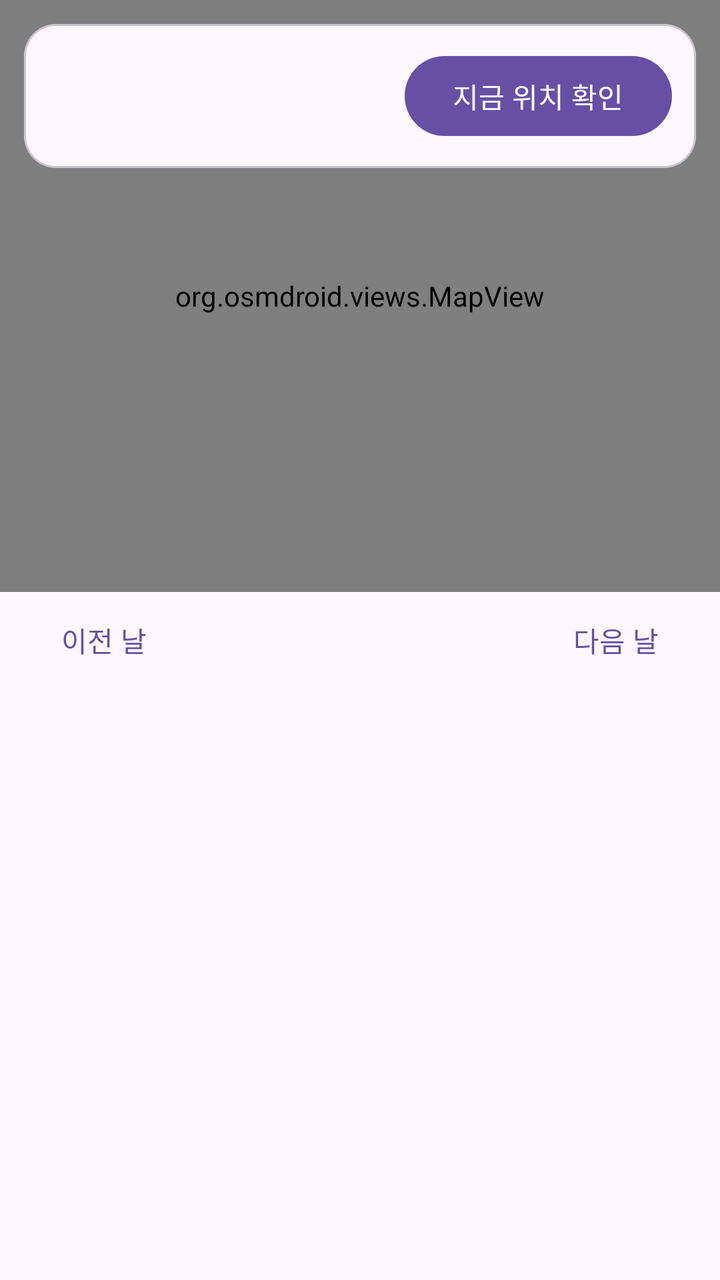
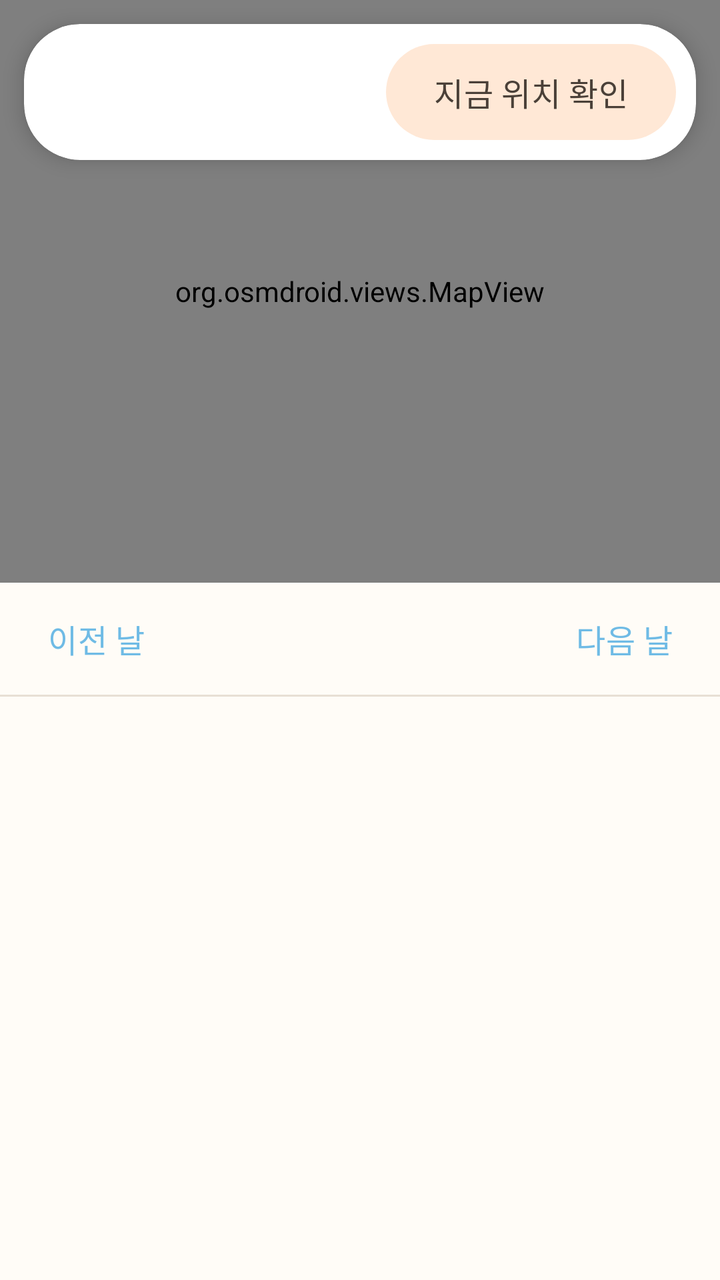

Compare the two renders of this Android layout. The source of the first and the diff that turns it into the second are given below.
<!-- AndroidManifest.xml: application theme Theme.KidCare -->
<!-- res/layout/fragment_map_timeline.xml -->
<?xml version="1.0" encoding="utf-8"?>
<LinearLayout xmlns:android="http://schemas.android.com/apk/res/android"
    xmlns:app="http://schemas.android.com/apk/res-auto"
    android:layout_width="match_parent"
    android:layout_height="match_parent"
    android:orientation="vertical">

    <FrameLayout
        android:layout_width="match_parent"
        android:layout_height="0dp"
        android:layout_weight="1">

        <org.osmdroid.views.MapView
            android:id="@+id/map_view"
            android:layout_width="match_parent"
            android:layout_height="match_parent" />

        
        <com.google.android.material.card.MaterialCardView
            android:id="@+id/status_card"
            android:layout_width="match_parent"
            android:layout_height="wrap_content"
            android:layout_gravity="top"
            android:layout_margin="12dp"
            app:cardCornerRadius="16dp">

            
            <LinearLayout
                android:layout_width="match_parent"
                android:layout_height="wrap_content"
                android:baselineAligned="false"
                android:gravity="center_vertical"
                android:orientation="horizontal"
                android:padding="12dp">

                <TextView
                    android:id="@+id/status_bar"
                    android:layout_width="0dp"
                    android:layout_height="wrap_content"
                    android:layout_weight="1"
                    android:textAppearance="?attr/textAppearanceBodyMedium" />

                <ProgressBar
                    android:id="@+id/locate_progress"
                    style="?android:attr/progressBarStyleSmall"
                    android:layout_width="20dp"
                    android:layout_height="20dp"
                    android:layout_marginEnd="8dp"
                    android:visibility="gone" />

                <com.google.android.material.button.MaterialButton
                    android:id="@+id/locate_button"
                    android:layout_width="wrap_content"
                    android:layout_height="wrap_content"
                    android:text="@string/map_locate_now" />
            </LinearLayout>
        </com.google.android.material.card.MaterialCardView>
    </FrameLayout>

    <LinearLayout
        android:layout_width="match_parent"
        android:layout_height="wrap_content"
        android:orientation="horizontal"
        android:gravity="center_vertical"
        android:paddingHorizontal="8dp">

        <com.google.android.material.button.MaterialButton
            android:id="@+id/prev_day_button"
            style="@style/Widget.Material3.Button.TextButton"
            android:layout_width="wrap_content"
            android:layout_height="wrap_content"
            android:text="@string/day_prev" />

        <TextView
            android:id="@+id/day_header"
            android:layout_width="0dp"
            android:layout_height="wrap_content"
            android:layout_weight="1"
            android:gravity="center"
            android:textAppearance="?attr/textAppearanceTitleMedium" />

        <com.google.android.material.button.MaterialButton
            android:id="@+id/next_day_button"
            style="@style/Widget.Material3.Button.TextButton"
            android:layout_width="wrap_content"
            android:layout_height="wrap_content"
            android:text="@string/day_next" />
    </LinearLayout>

    <FrameLayout
        android:layout_width="match_parent"
        android:layout_height="0dp"
        android:layout_weight="1">

        <androidx.recyclerview.widget.RecyclerView
            android:id="@+id/timeline_list"
            android:layout_width="match_parent"
            android:layout_height="match_parent"
            android:clipToPadding="false"
            android:paddingBottom="8dp" />

        <TextView
            android:id="@+id/timeline_empty"
            android:layout_width="match_parent"
            android:layout_height="match_parent"
            android:gravity="center"
            android:text="@string/timeline_empty"
            android:textAppearance="?attr/textAppearanceBodyMedium"
            android:visibility="gone" />
    </FrameLayout>
</LinearLayout>
<!-- resources referenced by this layout -->
<resources>
  <style name="Theme.KidCare" parent="Theme.Material3.DayNight.NoActionBar">
          <item name="android:statusBarColor" tools:targetApi="l">?attr/colorSurface</item>
      </style>
  <!-- unchanged entries left out for length: 4 -->
</resources>

<!-- the commit's change to res/layout/fragment_map_timeline.xml (unified diff, before → after) -->
@@ -22,7 +22,9 @@
             android:layout_height="wrap_content"
             android:layout_gravity="top"
             android:layout_margin="12dp"
-            app:cardCornerRadius="16dp">
+            app:cardElevation="6dp"
+            app:shapeAppearance="@style/ShapeAppearance.KidCare.Large"
+            app:strokeWidth="0dp">
 
             
             <LinearLayout
@@ -31,7 +33,9 @@
                 android:baselineAligned="false"
                 android:gravity="center_vertical"
                 android:orientation="horizontal"
-                android:padding="12dp">
+                android:paddingStart="16dp"
+                android:paddingEnd="10dp"
+                android:paddingVertical="10dp">
 
                 <TextView
                     android:id="@+id/status_bar"
@@ -48,25 +52,33 @@
                     android:layout_marginEnd="8dp"
                     android:visibility="gone" />
 
+                
                 <com.google.android.material.button.MaterialButton
                     android:id="@+id/locate_button"
+                    style="@style/Widget.KidCare.Button.Tonal"
                     android:layout_width="wrap_content"
                     android:layout_height="wrap_content"
+                    android:insetTop="0dp"
+                    android:insetBottom="0dp"
+                    android:minHeight="48dp"
                     android:text="@string/map_locate_now" />
             </LinearLayout>
         </com.google.android.material.card.MaterialCardView>
     </FrameLayout>
 
+    
     <LinearLayout
         android:layout_width="match_parent"
         android:layout_height="wrap_content"
+        android:background="?attr/colorSurface"
         android:orientation="horizontal"
         android:gravity="center_vertical"
-        android:paddingHorizontal="8dp">
+        android:paddingHorizontal="4dp"
+        android:paddingVertical="4dp">
 
         <com.google.android.material.button.MaterialButton
             android:id="@+id/prev_day_button"
-            style="@style/Widget.Material3.Button.TextButton"
+            style="@style/Widget.KidCare.Button.Text"
             android:layout_width="wrap_content"
             android:layout_height="wrap_content"
             android:text="@string/day_prev" />
@@ -81,11 +93,16 @@
 
         <com.google.android.material.button.MaterialButton
             android:id="@+id/next_day_button"
-            style="@style/Widget.Material3.Button.TextButton"
+            style="@style/Widget.KidCare.Button.Text"
             android:layout_width="wrap_content"
             android:layout_height="wrap_content"
             android:text="@string/day_next" />
     </LinearLayout>
+
+    <View
+        android:layout_width="match_parent"
+        android:layout_height="1dp"
+        android:background="?attr/colorOutlineVariant" />
 
     <FrameLayout
         android:layout_width="match_parent"
@@ -104,8 +121,10 @@
             android:layout_width="match_parent"
             android:layout_height="match_parent"
             android:gravity="center"
+            android:padding="24dp"
             android:text="@string/timeline_empty"
             android:textAppearance="?attr/textAppearanceBodyMedium"
+            android:textColor="?attr/colorOnSurfaceVariant"
             android:visibility="gone" />
     </FrameLayout>
 </LinearLayout>
<!-- resource entries referenced after the edit -->
@@ -1,7 +1,249 @@
 <!-- resources referenced by this layout -->
 <resources>
+  <style parent="" name="ShapeAppearance.KidCare.Large">
+          <item name="cornerFamily">rounded</item>
+          <item name="cornerSize">28dp</item>
+      </style>
+  <style name="Widget.KidCare.Button.Text" parent="Widget.Material3.Button.TextButton">
+          <item name="shapeAppearance">@style/ShapeAppearance.KidCare.Pill</item>
+          <item name="android:textAllCaps">false</item>
+      </style>
+  <style name="Widget.KidCare.Button.Tonal" parent="Widget.Material3.Button.TonalButton">
+          <item name="shapeAppearance">@style/ShapeAppearance.KidCare.Pill</item>
+          <item name="android:textAllCaps">false</item>
+      </style>
   <style name="Theme.KidCare" parent="Theme.Material3.DayNight.NoActionBar">
-          <item name="android:statusBarColor" tools:targetApi="l">?attr/colorSurface</item>
+  
+          
+          <item name="colorPrimary">@color/sky</item>
+          <item name="colorOnPrimary">@color/on_accent</item>
+          <item name="colorPrimaryContainer">@color/sky_soft</item>
+          <item name="colorOnPrimaryContainer">@color/ink</item>
+  
+          
+          
+          <item name="colorSecondary">@color/apricot</item>
+          <item name="colorOnSecondary">@color/on_accent</item>
+          <item name="colorSecondaryContainer">@color/apricot_soft</item>
+          <item name="colorOnSecondaryContainer">@color/ink</item>
+  
+          
+          <item name="colorTertiary">@color/grass</item>
+          <item name="colorOnTertiary">@color/on_accent</item>
+          <item name="colorTertiaryContainer">@color/grass_soft</item>
+          <item name="colorOnTertiaryContainer">@color/ink</item>
+  
+          
+          
+          <item name="colorError">@color/berry_ink</item>
+          <item name="colorOnError">@color/paper_card</item>
+          <item name="colorErrorContainer">@color/berry_soft</item>
+          <item name="colorOnErrorContainer">@color/on_berry_soft</item>
+  
+          
+          <item name="android:colorBackground">@color/paper</item>
+          <item name="colorOnBackground">@color/ink</item>
+          <item name="colorSurface">@color/paper</item>
+          <item name="colorOnSurface">@color/ink</item>
+          <item name="colorSurfaceVariant">@color/paper_fold</item>
+          <item name="colorOnSurfaceVariant">@color/ink_soft</item>
+          
+          <item name="colorSurfaceContainerLowest">@color/paper_card</item>
+          <item name="colorSurfaceContainerLow">@color/paper_card</item>
+          <item name="colorSurfaceContainer">@color/paper_card</item>
+          <item name="colorSurfaceContainerHigh">@color/paper_fold</item>
+          <item name="colorSurfaceContainerHighest">@color/paper_fold</item>
+          <item name="colorOutline">@color/line</item>
+          <item name="colorOutlineVariant">@color/line_soft</item>
+  
+          
+          
+          <item name="shapeAppearanceCornerExtraSmall">@style/ShapeAppearance.KidCare.ExtraSmall</item>
+          <item name="shapeAppearanceCornerSmall">@style/ShapeAppearance.KidCare.Small</item>
+          <item name="shapeAppearanceCornerMedium">@style/ShapeAppearance.KidCare.Medium</item>
+          <item name="shapeAppearanceCornerLarge">@style/ShapeAppearance.KidCare.Large</item>
+          <item name="shapeAppearanceCornerExtraLarge">@style/ShapeAppearance.KidCare.ExtraLarge</item>
+          <item name="shapeAppearanceSmallComponent">@style/ShapeAppearance.KidCare.Small</item>
+          <item name="shapeAppearanceMediumComponent">@style/ShapeAppearance.KidCare.Medium</item>
+          <item name="shapeAppearanceLargeComponent">@style/ShapeAppearance.KidCare.Large</item>
+  
+          
+          
+          <item name="textAppearanceDisplayLarge">@style/TextAppearance.KidCare.DisplayLarge</item>
+          <item name="textAppearanceDisplayMedium">@style/TextAppearance.KidCare.DisplayMedium</item>
+          <item name="textAppearanceDisplaySmall">@style/TextAppearance.KidCare.DisplaySmall</item>
+          <item name="textAppearanceHeadlineLarge">@style/TextAppearance.KidCare.HeadlineLarge</item>
+          <item name="textAppearanceHeadlineMedium">@style/TextAppearance.KidCare.HeadlineMedium</item>
+          <item name="textAppearanceHeadlineSmall">@style/TextAppearance.KidCare.HeadlineSmall</item>
+          <item name="textAppearanceTitleLarge">@style/TextAppearance.KidCare.TitleLarge</item>
+          <item name="textAppearanceTitleMedium">@style/TextAppearance.KidCare.TitleMedium</item>
+          <item name="textAppearanceTitleSmall">@style/TextAppearance.KidCare.TitleSmall</item>
+          <item name="textAppearanceBodyLarge">@style/TextAppearance.KidCare.BodyLarge</item>
+          <item name="textAppearanceBodyMedium">@style/TextAppearance.KidCare.BodyMedium</item>
+          <item name="textAppearanceBodySmall">@style/TextAppearance.KidCare.BodySmall</item>
+          <item name="textAppearanceLabelLarge">@style/TextAppearance.KidCare.LabelLarge</item>
+          <item name="textAppearanceLabelMedium">@style/TextAppearance.KidCare.LabelMedium</item>
+          <item name="textAppearanceLabelSmall">@style/TextAppearance.KidCare.LabelSmall</item>
+  
+          
+          <item name="materialButtonStyle">@style/Widget.KidCare.Button</item>
+          <item name="materialButtonOutlinedStyle">@style/Widget.KidCare.Button.Outlined</item>
+          <item name="materialCardViewStyle">@style/Widget.KidCare.Card</item>
+          <item name="bottomNavigationStyle">@style/Widget.KidCare.BottomNav</item>
+          <item name="textInputStyle">@style/Widget.KidCare.TextField</item>
+  
+          
+          
+          <item name="android:statusBarColor" tools:targetApi="l">@color/paper</item>
+          <item name="android:navigationBarColor">@color/paper</item>
+          <item name="android:windowLightStatusBar" tools:targetApi="m">@bool/light_system_bars</item>
+          <item name="android:windowLightNavigationBar" tools:targetApi="o_mr1">@bool/light_system_bars</item>
+          <item name="android:windowBackground">@color/paper</item>
+      </style>
+  <style parent="" name="ShapeAppearance.KidCare.Pill">
+          <item name="cornerFamily">rounded</item>
+          <item name="cornerSize">50%</item>
+      </style>
+  <color name="sky">#6FBBE5</color>
+  <color name="on_accent">#4A4038</color>
+  <color name="sky_soft">#DCF0FA</color>
+  <color name="ink">#4A4038</color>
+  <color name="apricot">#FFA96B</color>
+  <color name="apricot_soft">#FFE8D6</color>
+  <color name="grass">#7DCB88</color>
+  <color name="grass_soft">#E2F5E5</color>
+  <color name="berry_ink">#8A2B47</color>
+  <color name="paper_card">#FFFFFF</color>
+  <color name="berry_soft">#FFE0E8</color>
+  <color name="on_berry_soft">#3F2831</color>
+  <color name="paper">#FFFCF7</color>
+  <color name="paper_fold">#F2EBE0</color>
+  <color name="ink_soft">#6F645C</color>
+  <color name="line">#948880</color>
+  <color name="line_soft">#E8DFD4</color>
+  <style parent="" name="ShapeAppearance.KidCare.ExtraSmall">
+          <item name="cornerFamily">rounded</item>
+          <item name="cornerSize">8dp</item>
+      </style>
+  <style parent="" name="ShapeAppearance.KidCare.Small">
+          <item name="cornerFamily">rounded</item>
+          <item name="cornerSize">14dp</item>
+      </style>
+  <style parent="" name="ShapeAppearance.KidCare.Medium">
+          <item name="cornerFamily">rounded</item>
+          <item name="cornerSize">20dp</item>
+      </style>
+  <style parent="" name="ShapeAppearance.KidCare.ExtraLarge">
+          <item name="cornerFamily">rounded</item>
+          <item name="cornerSize">36dp</item>
+      </style>
+  <style name="TextAppearance.KidCare.DisplayLarge" parent="TextAppearance.Material3.DisplayLarge">
+          <item name="android:textSize">40sp</item>
+          <item name="android:textStyle">bold</item>
+          <item name="android:lineHeight">50sp</item>
+          <item name="android:letterSpacing">-0.01</item>
+      </style>
+  <style name="TextAppearance.KidCare.DisplayMedium" parent="TextAppearance.Material3.DisplayMedium">
+          <item name="android:textSize">34sp</item>
+          <item name="android:textStyle">bold</item>
+          <item name="android:lineHeight">44sp</item>
+          <item name="android:letterSpacing">-0.01</item>
+      </style>
+  <style name="TextAppearance.KidCare.DisplaySmall" parent="TextAppearance.Material3.DisplaySmall">
+          <item name="android:textSize">30sp</item>
+          <item name="android:textStyle">bold</item>
+          <item name="android:lineHeight">40sp</item>
+          <item name="android:letterSpacing">-0.01</item>
+      </style>
+  <style name="TextAppearance.KidCare.HeadlineLarge" parent="TextAppearance.Material3.HeadlineLarge">
+          <item name="android:textSize">30sp</item>
+          <item name="android:textStyle">bold</item>
+          <item name="android:lineHeight">40sp</item>
+          <item name="android:letterSpacing">-0.01</item>
+      </style>
+  <style name="TextAppearance.KidCare.HeadlineMedium" parent="TextAppearance.Material3.HeadlineMedium">
+          <item name="android:textSize">28sp</item>
+          <item name="android:textStyle">bold</item>
+          <item name="android:lineHeight">38sp</item>
+          <item name="android:letterSpacing">-0.01</item>
+      </style>
+  <style name="TextAppearance.KidCare.HeadlineSmall" parent="TextAppearance.Material3.HeadlineSmall">
+          <item name="android:textSize">26sp</item>
+          <item name="android:textStyle">bold</item>
+          <item name="android:lineHeight">36sp</item>
+          <item name="android:letterSpacing">-0.01</item>
+      </style>
+  <style name="TextAppearance.KidCare.TitleLarge" parent="TextAppearance.Material3.TitleLarge">
+          <item name="android:textSize">22sp</item>
+          <item name="android:fontFamily">sans-serif-medium</item>
+          <item name="android:lineHeight">30sp</item>
+      </style>
+  <style name="TextAppearance.KidCare.TitleMedium" parent="TextAppearance.Material3.TitleMedium">
+          <item name="android:textSize">20sp</item>
+          <item name="android:fontFamily">sans-serif-medium</item>
+          <item name="android:lineHeight">28sp</item>
+      </style>
+  <style name="TextAppearance.KidCare.TitleSmall" parent="TextAppearance.Material3.TitleSmall">
+          <item name="android:textSize">18sp</item>
+          <item name="android:fontFamily">sans-serif-medium</item>
+          <item name="android:lineHeight">26sp</item>
+      </style>
+  <style name="TextAppearance.KidCare.BodyLarge" parent="TextAppearance.Material3.BodyLarge">
+          <item name="android:textSize">18sp</item>
+          <item name="android:lineHeight">28sp</item>
+      </style>
+  <style name="TextAppearance.KidCare.BodyMedium" parent="TextAppearance.Material3.BodyMedium">
+          <item name="android:textSize">17sp</item>
+          <item name="android:lineHeight">27sp</item>
+      </style>
+  <style name="TextAppearance.KidCare.BodySmall" parent="TextAppearance.Material3.BodySmall">
+          <item name="android:textSize">15sp</item>
+          <item name="android:lineHeight">23sp</item>
+      </style>
+  <style name="TextAppearance.KidCare.LabelLarge" parent="TextAppearance.Material3.LabelLarge">
+          <item name="android:textSize">16sp</item>
+          <item name="android:fontFamily">sans-serif-medium</item>
+          <item name="android:textAllCaps">false</item>
+      </style>
+  <style name="TextAppearance.KidCare.LabelMedium" parent="TextAppearance.Material3.LabelMedium">
+          <item name="android:textSize">14sp</item>
+          <item name="android:fontFamily">sans-serif-medium</item>
+          <item name="android:textAllCaps">false</item>
+      </style>
+  <style name="TextAppearance.KidCare.LabelSmall" parent="TextAppearance.Material3.LabelSmall">
+          <item name="android:textSize">12sp</item>
+          <item name="android:fontFamily">sans-serif-medium</item>
+          <item name="android:textAllCaps">false</item>
+      </style>
+  <style name="Widget.KidCare.Button" parent="Widget.Material3.Button">
+          <item name="shapeAppearance">@style/ShapeAppearance.KidCare.Pill</item>
+          <item name="android:textAllCaps">false</item>
+          <item name="android:minHeight">56dp</item>
+      </style>
+  <style name="Widget.KidCare.Button.Outlined" parent="Widget.Material3.Button.OutlinedButton">
+          <item name="shapeAppearance">@style/ShapeAppearance.KidCare.Pill</item>
+          <item name="android:textAllCaps">false</item>
+      </style>
+  <style name="Widget.KidCare.Card" parent="Widget.Material3.CardView.Filled">
+          <item name="cardBackgroundColor">@color/paper_card</item>
+          <item name="shapeAppearance">@style/ShapeAppearance.KidCare.Medium</item>
+          <item name="cardElevation">0dp</item>
+          <item name="strokeColor">@color/line_soft</item>
+          <item name="strokeWidth">1dp</item>
+      </style>
+  <style name="Widget.KidCare.BottomNav" parent="Widget.Material3.BottomNavigationView">
+          <item name="android:background">@color/paper_card</item>
+          <item name="elevation">0dp</item>
+          <item name="itemActiveIndicatorStyle">@style/Widget.KidCare.BottomNav.Indicator</item>
+      </style>
+  <style name="Widget.KidCare.TextField" parent="Widget.Material3.TextInputLayout.OutlinedBox">
+          <item name="shapeAppearance">@style/ShapeAppearance.KidCare.Small</item>
+          <item name="boxStrokeWidth">2dp</item>
+      </style>
+  <style name="Widget.KidCare.BottomNav.Indicator" parent="Widget.Material3.BottomNavigationView.ActiveIndicator">
+          <item name="android:width">72dp</item>
+          <item name="android:height">36dp</item>
+          <item name="shapeAppearance">@style/ShapeAppearance.KidCare.Pill</item>
       </style>
   <!-- unchanged entries left out for length: 4 -->
 </resources>
